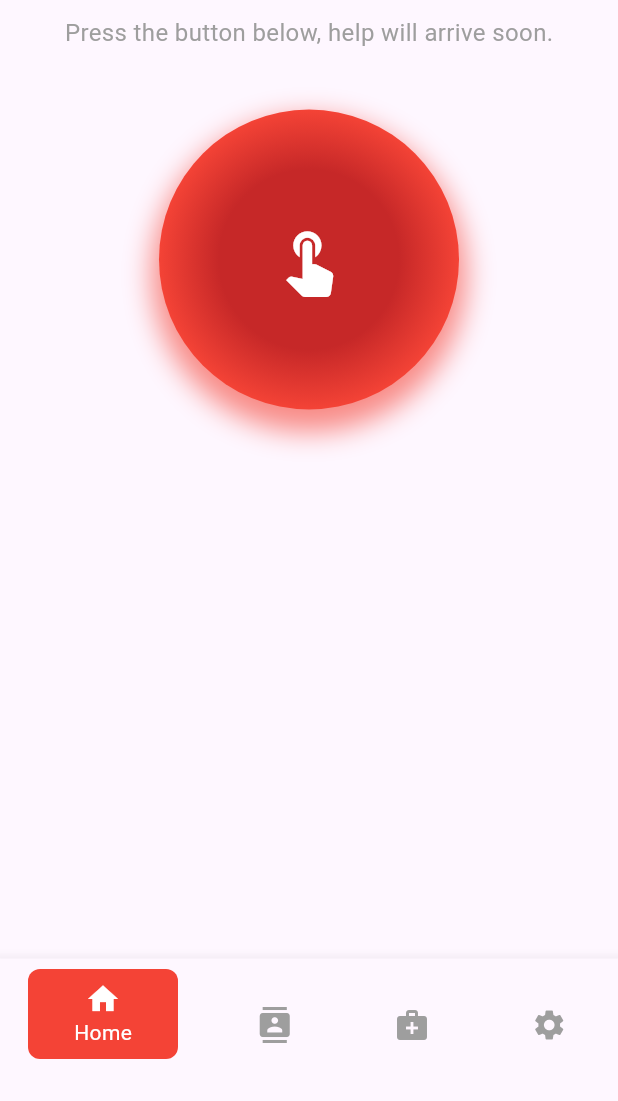
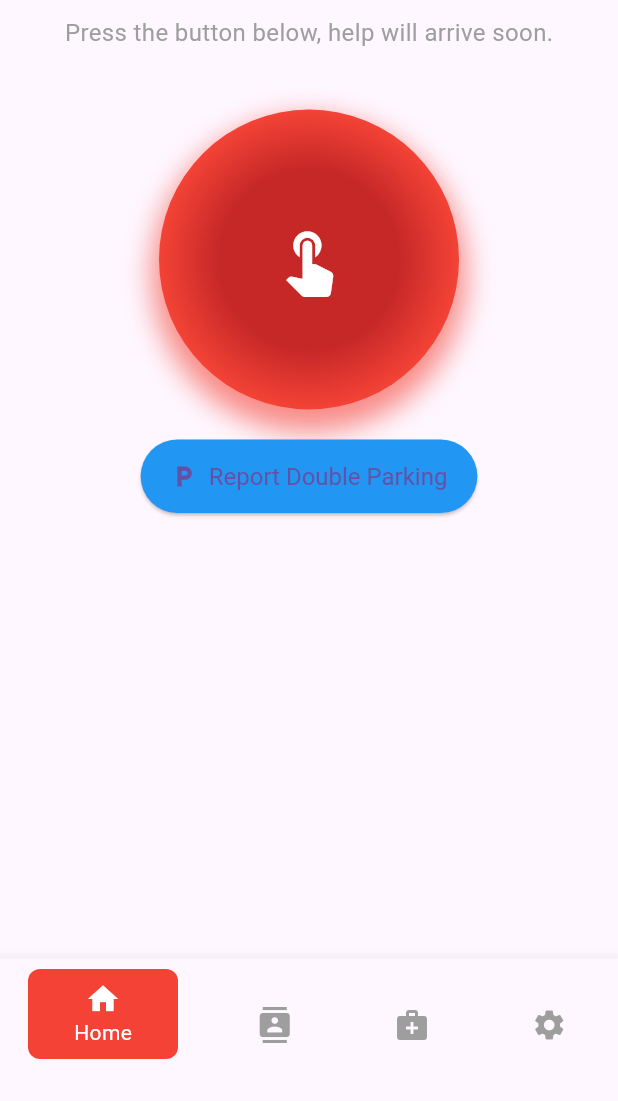
Before and after one commit to Mostafa-Mohamed4932/caremergencyswiftresponse, a Flutter app: the EmergencyHomeScreen screen opened by its route, on a phone screen of 412 x 824 dp, the part 135-1236 px from its top. Run offline on Flutter 3.47's test engine with Material 3 defaults, Android fonts, the phone set to English and light mode, and no system bars; our stand-ins replace cloud_firestore, contacts_service, firebase_auth, firebase_core, permission_handler; missing offline and left inert: mailer; accounts and stored records are empty.

Commit message:
navigation handling and pages referencing

```diff
--- a/lib/home_screen.dart
+++ b/lib/home_screen.dart
@@ -3,6 +3,8 @@ import 'contact_list.dart'; // Import your Contact List screen
 import 'medical_history.dart'; // Import your Medical History screen
 import 'about.dart'; // Import your Settings screen
 import 'package:firebase_auth/firebase_auth.dart';
+import 'request.dart'; // Import your Request Screen
+import 'double_parking.dart'; // Import your Double Parking screen
 
 class EmergencyHomeScreen extends StatefulWidget {
   final User? user; // Make the user parameter nullable
@@ -51,7 +53,7 @@ class _EmergencyHomeScreenState extends State<EmergencyHomeScreen> {
   }
 }
 
-// The original Home Screen with the big red emergency button
+// The Home Screen with the big red emergency button and an additional button for double parking
 class HomeScreen extends StatelessWidget {
   @override
   Widget build(BuildContext context) {
@@ -76,11 +78,12 @@ class HomeScreen extends StatelessWidget {
                     ),
                     SizedBox(height: 40),
                     GestureDetector(
-                      onTapDown: (_) {
-                        // Handle button press
-                      },
-                      onTapUp: (_) {
-                        // Handle button release
+                      onTap: () {
+                        // Navigate to RequestScreen when the button is pressed
+                        Navigator.push(
+                          context,
+                          MaterialPageRoute(builder: (context) => RequestScreen()),
+                        );
                       },
                       child: Stack(
                         alignment: Alignment.center,
@@ -109,6 +112,23 @@ class HomeScreen extends StatelessWidget {
                           ),
                           Icon(Icons.touch_app, size: 50, color: Colors.white),
                         ],
+                      ),
+                    ),
+                    SizedBox(height: 20), // Space between buttons
+                    ElevatedButton.icon(
+                      onPressed: () {
+                        // Navigate to DoubleParkingScreen when the button is pressed
+                        Navigator.push(
+                          context,
+                          MaterialPageRoute(builder: (context) => DoubleParkingScreen()),
+                        );
+                      },
+                      icon: Icon(Icons.local_parking), // Icon for the button
+                      label: Text('Report Double Parking'),
+                      style: ElevatedButton.styleFrom(
+                        backgroundColor: Colors.blue, // Button background color
+                        padding: EdgeInsets.symmetric(horizontal: 20, vertical: 15),
+                        textStyle: TextStyle(fontSize: 16),
                       ),
                     ),
                     Spacer(),
--- a/lib/main.dart
+++ b/lib/main.dart
@@ -5,7 +5,10 @@ import 'login.dart'; // Import your Login Page
 import 'contact_list.dart'; // Import your Contact List Screen
 import 'medical_history.dart'; // Import your Medical History Screen
 import 'about.dart'; // Import your About Screen
+import 'request.dart'; // Import your Request Screen
 import 'package:firebase_auth/firebase_auth.dart';
+import 'double_parking.dart';
+
 
 void main() async {
   WidgetsFlutterBinding.ensureInitialized(); // Ensure widget binding is initialized
@@ -27,6 +30,8 @@ class MyApp extends StatelessWidget {
         '/medical': (context) => MedicalHistoryScreen(user: FirebaseAuth.instance.currentUser!), // Route to Medical History
         '/about': (context) => AboutScreen(), // Route to About
         '/home': (context) => EmergencyHomeScreen(user: FirebaseAuth.instance.currentUser), // Route to Home Screen
+        '/request': (context) => RequestScreen(), // Route to Request Screen
+        '/double_parking': (context) => DoubleParkingScreen(), // Route to Double Parking Screen
       },
     );
   }
```
